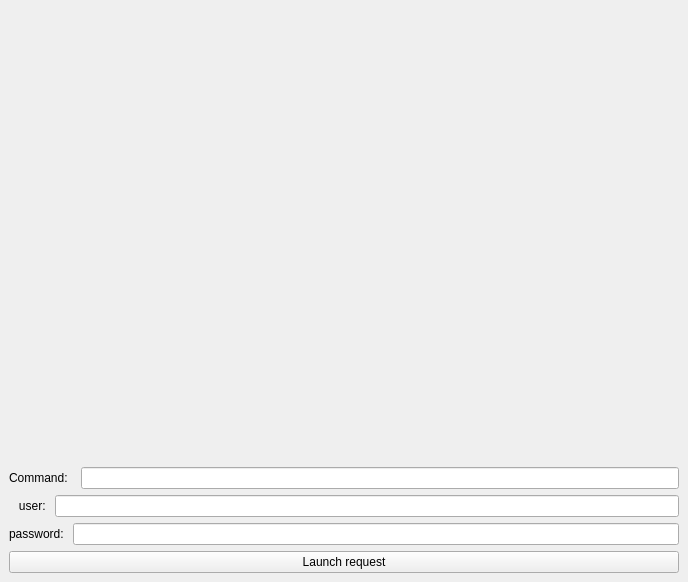
The window that lui_testing/py3_pyside2_n_dui2/manage_users/simple.ui (luisodls/dui_prototyping) describes before a commit, drawn with Qt 5.
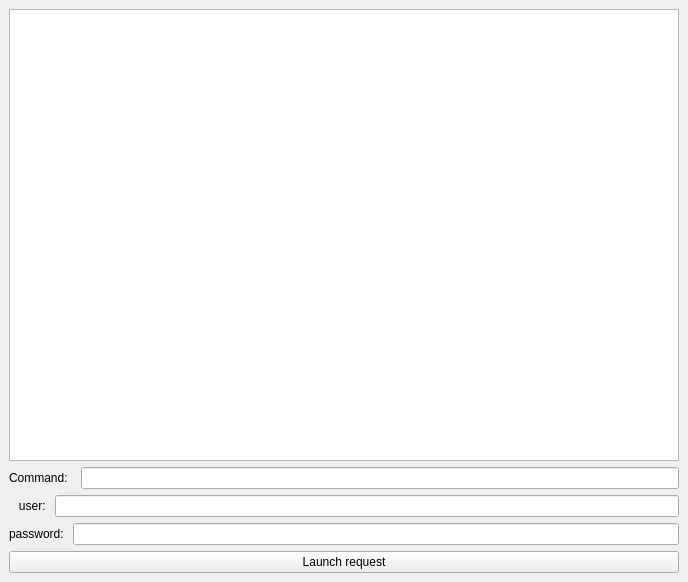
The same window after the commit.

Commit message: moving widgets to .ui file and sorting a bit

```diff
--- a/lui_testing/py3_pyside2_n_dui2/manage_users/simple.ui
+++ b/lui_testing/py3_pyside2_n_dui2/manage_users/simple.ui
@@ -16,7 +16,7 @@
   <widget class="QWidget" name="HtmlWidget">
    <layout class="QVBoxLayout" name="verticalLayout">
     <item>
-     <widget class="QWidget" name="InerWidget" native="true"/>
+     <widget class="QTextEdit" name="TextOut"/>
     </item>
     <item>
      <layout class="QHBoxLayout" name="horizontalLayout">
```
The commit also changes 2 other files.
